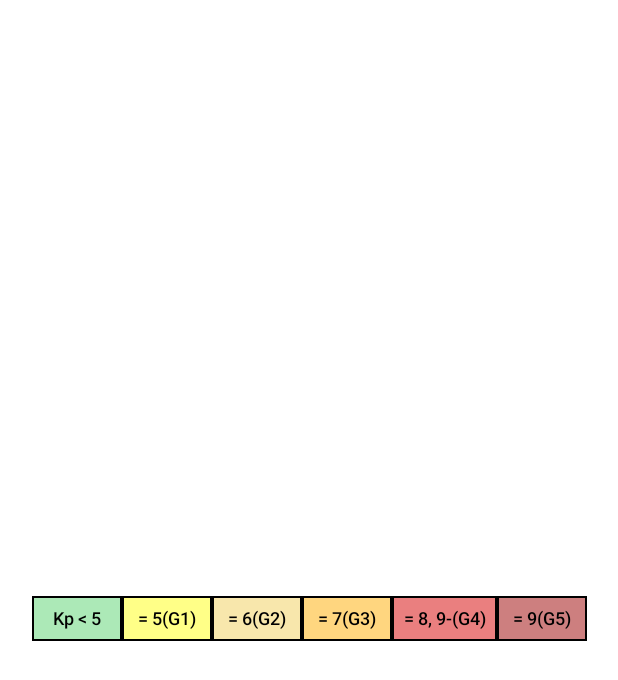
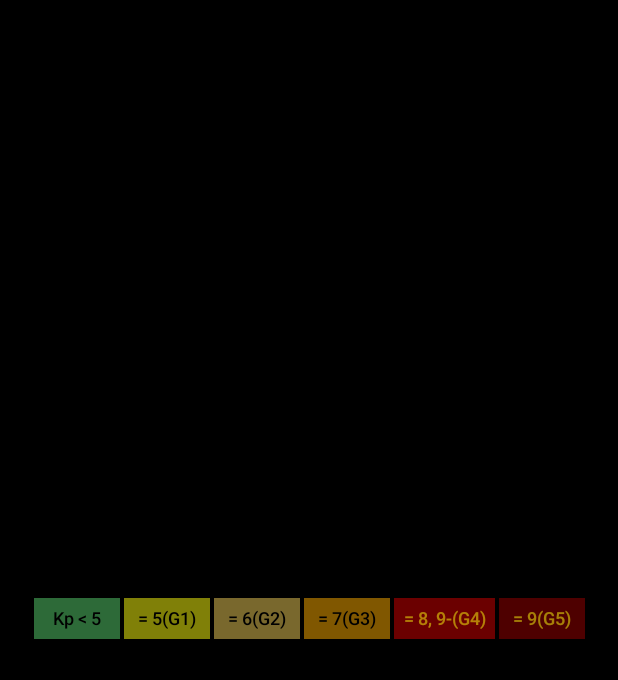
Before and after one commit to jpgiance/Kp-Tracker, an Android app built with Jetpack Compose: the @Preview function ScalePreview, on a phone screen of 412 x 824 dp. Shown: the top 680 px of the screen. Run offline under Robolectric (Android 15) with nearby library versions, the phone set to English and light mode, and no system bars.

Commit message:
-Fixed an issue with the chart scale -Fixed linked text in the Feedback screen -Made some design changes for better visibility on the Noaa scale

```diff
--- a/app/src/main/java/com/autonomy_lab/kptracker/ui/components/ChartComponent.kt
+++ b/app/src/main/java/com/autonomy_lab/kptracker/ui/components/ChartComponent.kt
@@ -103,7 +103,7 @@ fun ChartComponent(
                         ),
                         SelectionHighlightPopUp()
                     ),
-                    Line(dataPoints = listOf(Point(0f, 9f)))
+                    Line(dataPoints = listOf(Point(0f, 0f),Point(0f, 9f)))
                 )
             ),
             backgroundColor = MaterialTheme.colorScheme.surface,
--- a/app/src/main/java/com/autonomy_lab/kptracker/ui/components/NoaaKpScale.kt
+++ b/app/src/main/java/com/autonomy_lab/kptracker/ui/components/NoaaKpScale.kt
@@ -1,5 +1,6 @@
 package com.autonomy_lab.kptracker.ui.components
 
+import android.content.res.Configuration
 import androidx.compose.foundation.background
 import androidx.compose.foundation.border
 import androidx.compose.foundation.layout.Box
@@ -25,6 +26,7 @@ import com.autonomy_lab.kptracker.ui.theme.ScaleYellowStrong
 
 @Composable
 fun NoaaKpScale(modifier: Modifier = Modifier) {
+    val testColor = Color(0x80FFFF10)
     Row (
         modifier = Modifier
 
@@ -33,8 +35,8 @@ fun NoaaKpScale(modifier: Modifier = Modifier) {
         ScaleBox(color = ScaleYellow, text = "= 5(G1)")
         ScaleBox(color = ScaleYellowStrong, text = "= 6(G2)")
         ScaleBox(color = ScaleOrange, text = "= 7(G3)")
-        ScaleBox(color = ScaleRed, text = "= 8, 9-(G4)", sizeIncrement = 10)
-        ScaleBox(color = ScaleMaroon, text = "= 9(G5)")
+        ScaleBox(color = ScaleRed, text = "= 8, 9-(G4)", sizeIncrement = 10, textColor = ScaleYellow)
+        ScaleBox(color = ScaleMaroon, text = "= 9(G5)", textColor = ScaleYellow)
     }
 }
 
@@ -42,6 +44,7 @@ fun NoaaKpScale(modifier: Modifier = Modifier) {
 fun ScaleBox(
     modifier: Modifier = Modifier,
     color: Color,
+    textColor: Color = Color.Black,
     text: String,
     sizeIncrement: Int = 0
 ) {
@@ -56,17 +59,17 @@ fun ScaleBox(
         Text(
             text = text,
             fontSize = 12.sp,
-            color = Color.Black,
+            color = textColor,
             fontWeight = FontWeight.SemiBold
         )
     }
 }
 
-@Preview(showBackground = true, showSystemUi = true)
+@Preview(showBackground = true, showSystemUi = true, uiMode = Configuration.UI_MODE_NIGHT_UNDEFINED)
 @Composable
 private fun ScalePreview() {
     Box(
-        modifier = Modifier.fillMaxSize(),
+        modifier = Modifier.fillMaxSize().background(Color.Black),
         contentAlignment = Alignment.Center
     ){
         NoaaKpScale()
```
Also changed, not shown: app/src/main/java/com/autonomy_lab/kptracker/ui/dialogs/Dialogs.kt (+27 -5 lines), app/src/main/java/com/autonomy_lab/kptracker/ui/screens/help_feedback/HelpAndFeedbackScreen.kt (+18 -0 lines).
